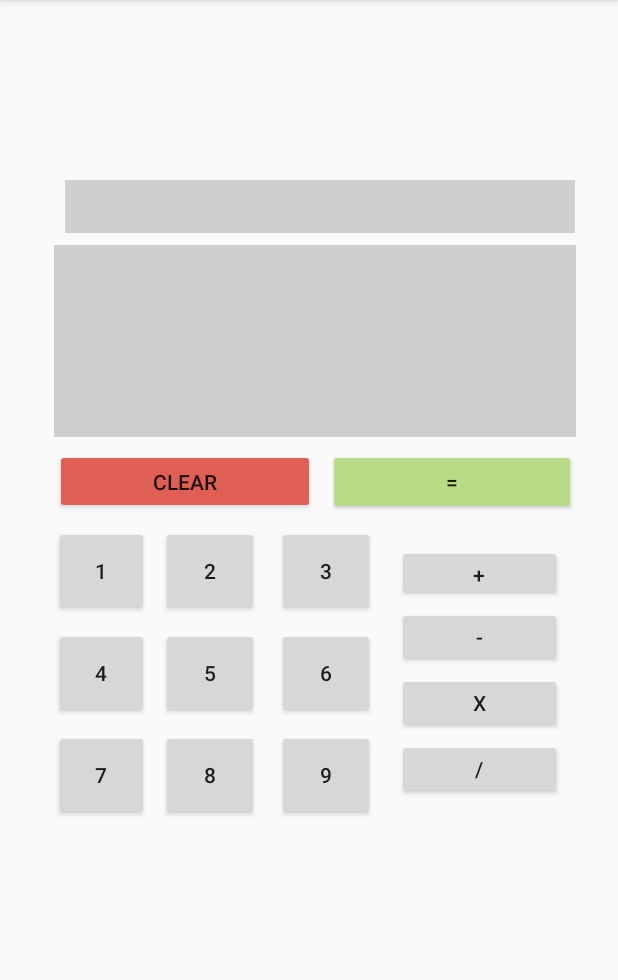
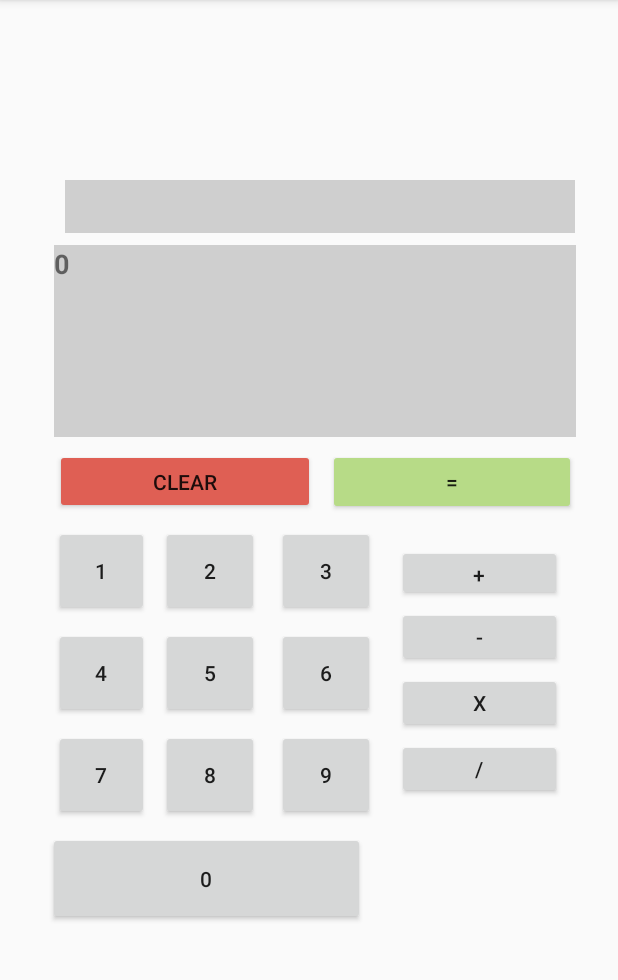
Before and after one commit to eduardoschneider/calculator-android, an Android app: the screen it shows after launch (MainActivity), after a tap on "CLEAR", on a phone screen of 412 x 824 dp, the part 84-1064 px from its top. Run offline under Robolectric (Android 15) with nearby library versions, the phone set to English and light mode, and no system bars.

Commit message:
Tudo funcionando

```diff
--- a/Calculadora/app/src/main/java/com/example/calculadora/MainActivity.java
+++ b/Calculadora/app/src/main/java/com/example/calculadora/MainActivity.java
@@ -12,7 +12,7 @@ public class MainActivity extends AppCompatActivity {
 
     private Number valorA = null;
     private Number valorB = 0;
-    private char operacaoAtual = 'a';
+    private char operacaoAtual = '+';
     private Number resultado;
     private boolean ultimoDigito = false;//true numero false sinal
     private TextView txtValor;
@@ -23,6 +23,7 @@ public class MainActivity extends AppCompatActivity {
         super.onCreate(savedInstanceState);
         setContentView(R.layout.activity_main);
         this.txtValor = findViewById(R.id.txtValor);
+        this.txtValor.setText("0");
         this.txtValor2 = findViewById(R.id.txtValor2);
     }
 
@@ -34,27 +35,27 @@ public class MainActivity extends AppCompatActivity {
             this.ultimoDigito = true;
         }
 
-        if (!this.txtValor.getText().toString().isEmpty()) {
+        if (!(Integer.parseInt(this.txtValor.getText().toString()) == 0)) {
             if (this.valorA == null) {
                 this.valorA = Double.parseDouble(this.txtValor.getText().toString());
-                this.txtValor.setText("");
+                this.txtValor.setText("0");
                 this.txtValor2.setText(this.valorA.doubleValue() + " " + this.operacaoAtual);
             }
             else
             {
                 this.valorB = Double.parseDouble(this.txtValor.getText().toString());
                 this.resultado = calcula(this.valorA, this.valorB);
-                this.txtValor.setText(Double.toString(resultado.doubleValue()));
-                this.valorA = null;
+                this.txtValor2.setText(Double.toString(resultado.doubleValue()) + " " + this.operacaoAtual);
+                this.txtValor.setText("0");
+                this.valorA = this.resultado;
                 this.ultimoDigito = false;
                 this.valorB = 0;
-                this.operacaoAtual = 'a';
             }
 
         } else {
             if (this.valorA == null) {
                 this.valorA = 0;
-                this.txtValor.setText("");
+                this.txtValor.setText("0");
                 this.txtValor2.setText(this.valorA.doubleValue() + " " + this.operacaoAtual);
             }
             else {
@@ -67,13 +68,24 @@ public class MainActivity extends AppCompatActivity {
 
     public int addToScreen(View v){
         Button b = (Button) v;
-        this.txtValor.append(b.getText().toString());
+        int content = Integer.parseInt(this.txtValor.getText().toString());
+        if(content != 0) {
+            this.txtValor.append(b.getText().toString());
+        } else {
+            this.txtValor.setText(b.getText().toString());
+        }
 
         return 0;
     }
 
     public void clear(View v){
-        this.txtValor.setText("");
+        this.valorA = null;
+
+        this.valorB = 0;
+        this.operacaoAtual = '+';
+        this.ultimoDigito = false;
+        this.txtValor.setText("0");
+        this.txtValor2.setText("");
     }
 
     private Number calcula(Number valorA, Number valorB){
@@ -100,13 +112,17 @@ public class MainActivity extends AppCompatActivity {
     }
 
     public int pressIgual(View v){
+        if (this.valorA == null){
+            this.valorA = 0;
+        }
         if (this.txtValor.getText().toString().isEmpty()){
             this.valorB = 0;
         } else {
             this.valorB = Double.parseDouble(this.txtValor.getText().toString());
         }
         this.txtValor2.setText(Double.toString(calcula(this.valorA, this.valorB).doubleValue()));
-        this.txtValor.setText("");
+        this.txtValor2.append(" " + this.operacaoAtual);
+        this.txtValor.setText("0");
         this.ultimoDigito = false;
         return 0;
     }
--- a/Calculadora/app/src/main/res/layout/activity_main.xml
+++ b/Calculadora/app/src/main/res/layout/activity_main.xml
@@ -90,9 +90,9 @@
         android:layout_height="60dp"
         android:layout_marginStart="8dp"
         android:layout_marginTop="8dp"
+        android:onClick="addToScreen"
         android:text="8"
-        android:onClick="addToScreen"
-        app:layout_constraintStart_toEndOf="@+id/button7"
+        app:layout_constraintStart_toEndOf="@+id/button3"
         app:layout_constraintTop_toBottomOf="@+id/button6" />
 
     <Button
@@ -108,12 +108,23 @@
 
     <Button
         android:id="@+id/button7"
+        android:layout_width="211dp"
+        android:layout_height="62dp"
+        android:layout_marginStart="32dp"
+        android:layout_marginTop="8dp"
+        android:onClick="addToScreen"
+        android:text="0"
+        app:layout_constraintStart_toStartOf="parent"
+        app:layout_constraintTop_toBottomOf="@+id/button9" />
+
+    <Button
+        android:id="@+id/button3"
         android:layout_width="63dp"
         android:layout_height="60dp"
         android:layout_marginStart="36dp"
         android:layout_marginTop="8dp"
+        android:onClick="addToScreen"
         android:text="7"
-        android:onClick="addToScreen"
         app:layout_constraintStart_toStartOf="parent"
         app:layout_constraintTop_toBottomOf="@+id/button" />
 
@@ -137,6 +148,7 @@
         android:layout_marginEnd="8dp"
         android:background="#CFCFCF"
         android:contextClickable="true"
+        android:maxLength="5"
         android:textSize="18sp"
         android:textStyle="bold"
         app:layout_constraintEnd_toEndOf="parent"
```
